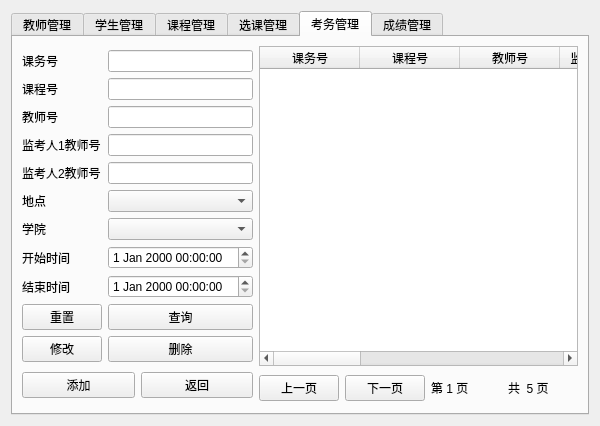
Above: admin.ui from Database-Course-Developers/Educational_Administration_System before the change. Below: the same form after it.
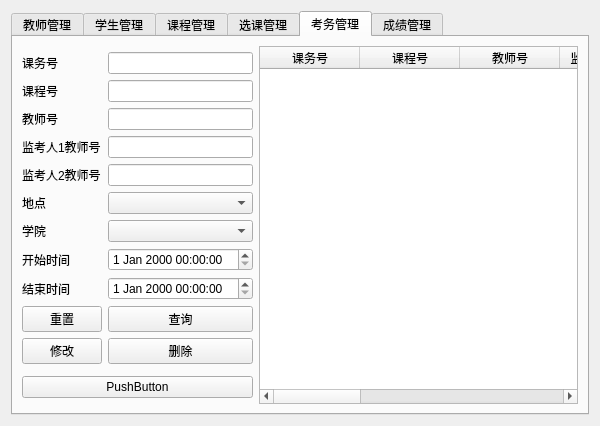
That is the form after the change. The open tabs and pages were chosen to show the change.

Commit message:
考务小修改
考务小修改

The edit to the form file:
```diff
--- a/admin.ui
+++ b/admin.ui
@@ -457,7 +457,7 @@
               </widget>
              </item>
              <item row="9" column="0">
-              <widget class="QPushButton" name="pushButton">
+              <widget class="QPushButton" name="btn_exam_clear">
                <property name="text">
                 <string>重置</string>
                </property>
@@ -571,17 +571,10 @@
            </item>
            <item>
             <layout class="QGridLayout" name="gridLayout_3">
-             <item row="1" column="0">
-              <widget class="QPushButton" name="pushButton_5">
+             <item row="0" column="0">
+              <widget class="QPushButton" name="pushButton">
                <property name="text">
-                <string>添加</string>
-               </property>
-              </widget>
-             </item>
-             <item row="1" column="1">
-              <widget class="QPushButton" name="pushButton_6">
-               <property name="text">
-                <string>返回</string>
+                <string>PushButton</string>
                </property>
               </widget>
              </item>
@@ -590,7 +583,7 @@
           </layout>
          </item>
          <item>
-          <layout class="QVBoxLayout" name="verticalLayout_6" stretch="10,1">
+          <layout class="QVBoxLayout" name="verticalLayout_6" stretch="10">
            <item>
             <widget class="QTableWidget" name="tableWidget">
              <property name="columnCount">
@@ -648,38 +641,6 @@
              </column>
             </widget>
            </item>
-           <item>
-            <layout class="QHBoxLayout" name="horizontalLayout">
-             <item>
-              <widget class="QPushButton" name="pushButton_7">
-               <property name="text">
-                <string>上一页</string>
-               </property>
-              </widget>
-             </item>
-             <item>
-              <widget class="QPushButton" name="pushButton_8">
-               <property name="text">
-                <string>下一页</string>
-               </property>
-              </widget>
-             </item>
-             <item>
-              <widget class="QLabel" name="label_9">
-               <property name="text">
-                <string>第 1 页</string>
-               </property>
-              </widget>
-             </item>
-             <item>
-              <widget class="QLabel" name="label_10">
-               <property name="text">
-                <string>共  5 页</string>
-               </property>
-              </widget>
-             </item>
-            </layout>
-           </item>
           </layout>
          </item>
         </layout>
```
Left out of the diff: 6 changed lines with no effect on the pictures. The commit also changes 2 other files.
